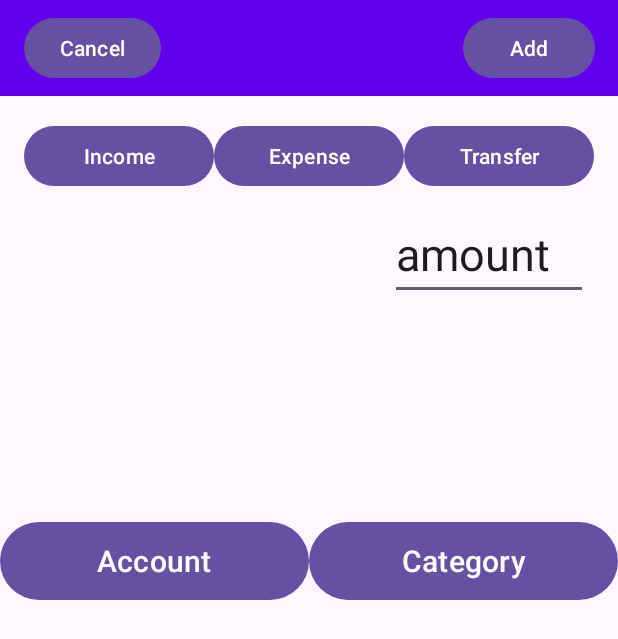
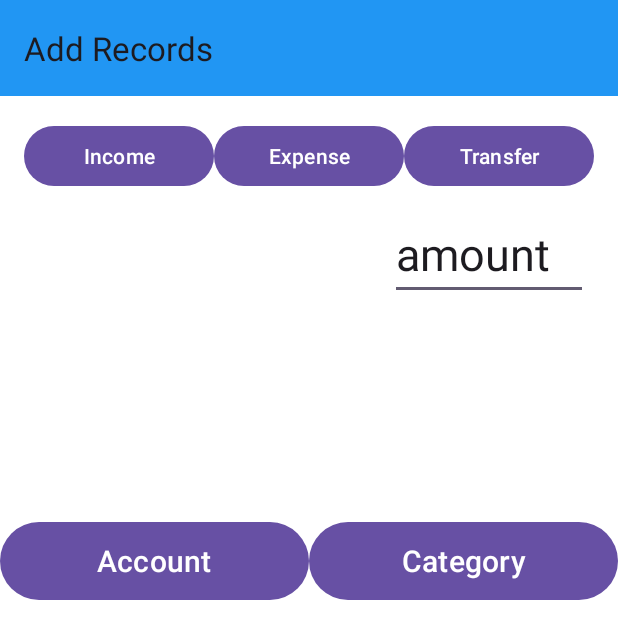
Before and after one commit to Chaitanya-ghutukade/Moneymind, an Android app: the Add_Records screen opened directly, with no data from a screen before it, on a phone screen of 412 x 824 dp. Shown: the top 639 px of the screen. Run offline under Robolectric (Android 15) with nearby library versions, the phone set to English and light mode, and no system bars.

Commit message:
Changed status bar colors for all activities

```diff
--- a/app/build.gradle.kts
+++ b/app/build.gradle.kts
@@ -42,4 +42,5 @@ dependencies {
     androidTestImplementation("androidx.test.espresso:espresso-core:3.5.1")
     implementation ("androidx.lifecycle:lifecycle-viewmodel:2.3.1")
     implementation( "androidx.lifecycle:lifecycle-livedata:2.3.1")
+
 }
--- a/app/src/main/java/com/example/moneymind/Add_Records.java
+++ b/app/src/main/java/com/example/moneymind/Add_Records.java
@@ -1,8 +1,13 @@
 package com.example.moneymind;
 
 import androidx.appcompat.app.AppCompatActivity;
+import androidx.appcompat.widget.Toolbar;
+import androidx.core.content.ContextCompat;
 
+import android.os.Build;
 import android.os.Bundle;
+import android.view.Window;
+import android.view.WindowManager;
 
 public class Add_Records extends AppCompatActivity {
 
@@ -10,5 +15,14 @@ public class Add_Records extends AppCompatActivity {
     protected void onCreate(Bundle savedInstanceState) {
         super.onCreate(savedInstanceState);
         setContentView(R.layout.activity_add_records);
+        Toolbar toolbar=findViewById(R.id.Add_Records_toolbar);
+        setSupportActionBar(toolbar);
+        getSupportActionBar().setTitle("Add Records");
+
+        if (Build.VERSION.SDK_INT >= Build.VERSION_CODES.LOLLIPOP) {
+            Window window = getWindow();
+            window.addFlags(WindowManager.LayoutParams.FLAG_DRAWS_SYSTEM_BAR_BACKGROUNDS);
+            window.setStatusBarColor(ContextCompat.getColor(this, R.color.add_record_toolbar_color));
+        }
     }
 }
--- a/app/src/main/res/layout/activity_account_page.xml
+++ b/app/src/main/res/layout/activity_account_page.xml
@@ -74,7 +74,7 @@
            android:layout_width="match_parent"
            android:layout_height="310dp"
            android:id="@+id/listview"
-           android:layout_margin="50dp"
+           android:layout_margin="60dp"
            android:layout_gravity="center"
            />
     </LinearLayout>
--- a/app/src/main/res/layout/activity_add_records.xml
+++ b/app/src/main/res/layout/activity_add_records.xml
@@ -5,7 +5,8 @@
     android:layout_width="match_parent"
     android:layout_height="match_parent"
     android:orientation="vertical"
-    tools:context=".Add_Records">
+    tools:context=".Add_Records"
+    android:background="#fff">
 
     <com.google.android.material.appbar.AppBarLayout
         android:layout_width="match_parent"
@@ -15,22 +16,10 @@
             android:id="@+id/Add_Records_toolbar"
             android:layout_width="match_parent"
             android:layout_height="wrap_content"
-            android:background="@color/design_default_color_primary">
+            android:background="@color/add_record_toolbar_color"/>
 
-            <Button
-                android:id="@+id/cancel_btn"
-                android:layout_width="wrap_content"
-                android:layout_height="wrap_content"
-                android:text="Cancel" />
 
-            <Button
-                android:id="@+id/add_btn"
-                android:layout_width="wrap_content"
-                android:layout_height="wrap_content"
-                android:layout_gravity="end"
-                android:layout_marginEnd="15dp"
-                android:text="Add" />
-        </androidx.appcompat.widget.Toolbar>
+
     </com.google.android.material.appbar.AppBarLayout>
 
     <GridLayout
--- a/app/src/main/res/layout/activity_records.xml
+++ b/app/src/main/res/layout/activity_records.xml
@@ -18,7 +18,7 @@
             android:id="@+id/Records_toolbar"
             android:layout_width="match_parent"
             android:layout_height="wrap_content"
-            android:background="@color/design_default_color_primary" />
+            android:background="@color/record_toolbar_color" />
     </com.google.android.material.appbar.AppBarLayout>
 
     <androidx.constraintlayout.widget.ConstraintLayout
--- a/app/src/main/res/values/colors.xml
+++ b/app/src/main/res/values/colors.xml
@@ -20,5 +20,11 @@
     <color name="popup_menu_text_color">#FFF</color>
     <color name="popup_menu_background_color">#2196F3</color>
 
+    <!-- toolbar color -->
+    <color name="home_toolbar_color">#F22FA87B</color>
+    <color name="record_toolbar_color">#F22FA87B</color>
+    <color name="add_record_toolbar_color">#2196F3</color>
+    <color name="activity_background">#03A9F4</color>
+
 
 </resources>
--- a/app/src/main/res/values/themes.xml
+++ b/app/src/main/res/values/themes.xml
@@ -6,4 +6,6 @@
     </style>
 
     <style name="Theme.Moneymind" parent="Base.Theme.Moneymind" />
+
+
 </resources>
```
Also changed, not shown: app/src/main/java/com/example/moneymind/Account_page.java (+11 -0 lines), app/src/main/java/com/example/moneymind/LoginActivity.java (+10 -0 lines), app/src/main/java/com/example/moneymind/MainActivity.java (+16 -1 lines), app/src/main/java/com/example/moneymind/Records.java (+9 -0 lines), app/src/main/java/com/example/moneymind/Registration.java (+10 -0 lines), app/src/main/java/com/example/moneymind/Splashscreen.java (+10 -0 lines), app/src/main/res/layout/home_layout.xml (+10 -9 lines), app/src/main/res/layout/records_row.xml (+3 -4 lines).
